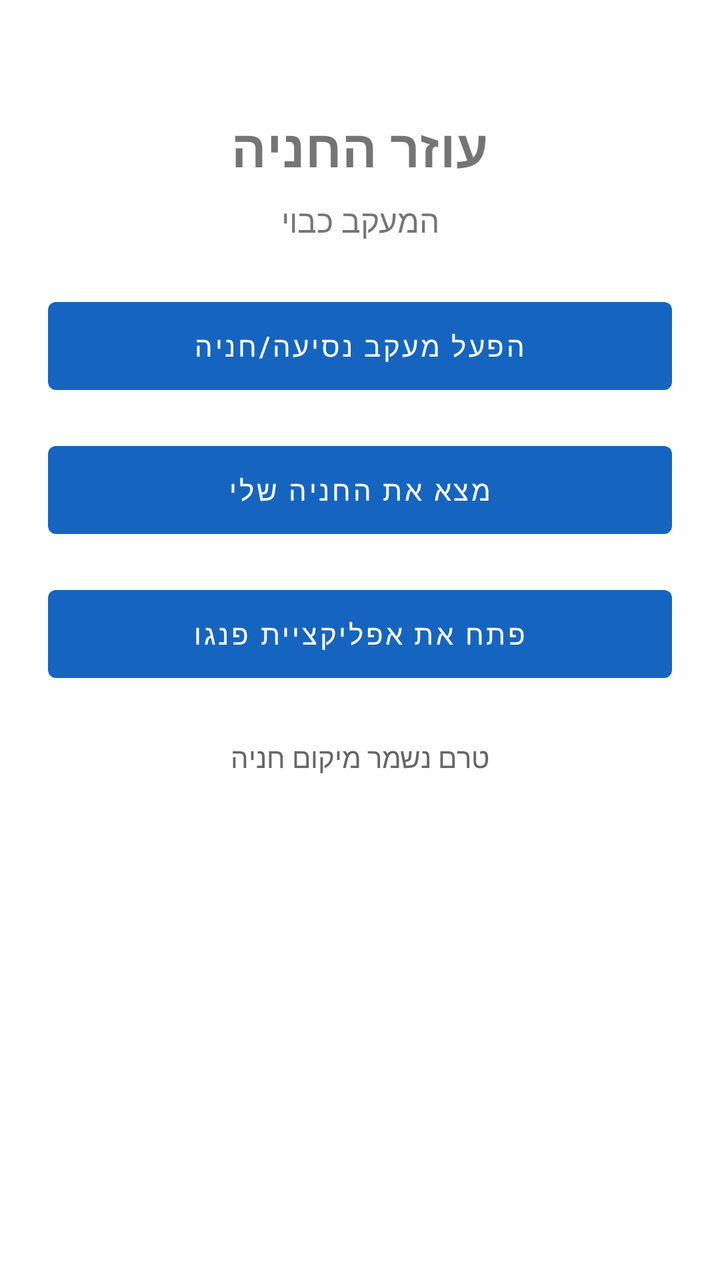
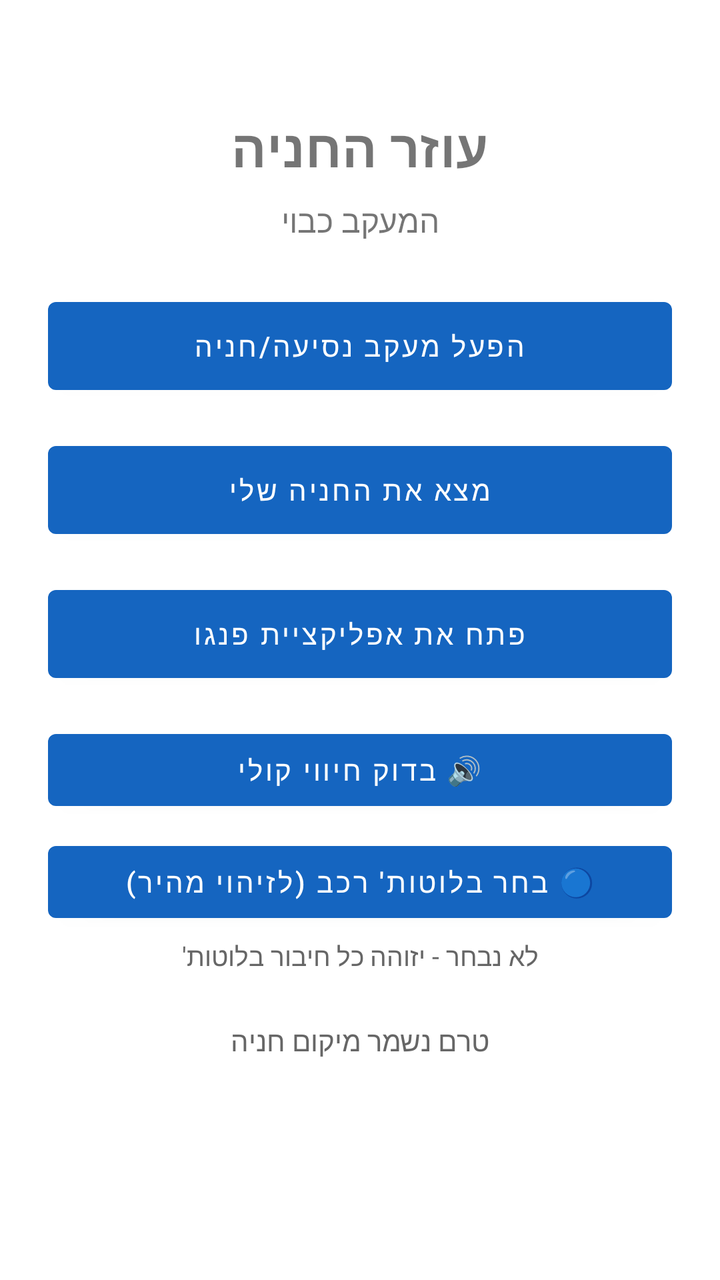

Screens rendered from an Android XML layout before and after an edit, with the pre-edit source and the edit as a unified diff.
<!-- AndroidManifest.xml: application theme Theme.PangoParkingAssistant -->
<!-- res/layout/activity_main.xml -->
<?xml version="1.0" encoding="utf-8"?>
<LinearLayout xmlns:android="http://schemas.android.com/apk/res/android"
    android:layout_width="match_parent"
    android:layout_height="match_parent"
    android:orientation="vertical"
    android:padding="24dp"
    android:gravity="center_horizontal">

    <TextView
        android:layout_width="wrap_content"
        android:layout_height="wrap_content"
        android:layout_marginTop="32dp"
        android:layout_marginBottom="8dp"
        android:text="עוזר החניה"
        android:textSize="26sp"
        android:textStyle="bold" />

    <TextView
        android:id="@+id/statusText"
        android:layout_width="match_parent"
        android:layout_height="wrap_content"
        android:layout_marginBottom="24dp"
        android:gravity="center"
        android:textSize="16sp"
        android:text="המעקב כבוי" />

    <Button
        android:id="@+id/toggleMonitoringButton"
        android:layout_width="match_parent"
        android:layout_height="56dp"
        android:layout_marginBottom="16dp"
        android:text="הפעל מעקב נסיעה/חניה" />

    <Button
        android:id="@+id/findParkingButton"
        android:layout_width="match_parent"
        android:layout_height="56dp"
        android:layout_marginBottom="16dp"
        android:text="מצא את החניה שלי" />

    <Button
        android:id="@+id/openPangoButton"
        android:layout_width="match_parent"
        android:layout_height="56dp"
        android:layout_marginBottom="24dp"
        android:text="פתח את אפליקציית פנגו" />

    <TextView
        android:id="@+id/parkingInfoText"
        android:layout_width="match_parent"
        android:layout_height="wrap_content"
        android:gravity="center"
        android:textSize="14sp"
        android:textColor="#666666"
        android:text="טרם נשמר מיקום חניה" />

</LinearLayout>
<!-- resources referenced by this layout -->
<resources>
  <style name="Theme.PangoParkingAssistant" parent="Theme.MaterialComponents.DayNight.NoActionBar">
          <item name="colorPrimary">#1565C0</item>
          <item name="colorPrimaryDark">#0D47A1</item>
          <item name="colorAccent">#FFA000</item>
      </style>
</resources>

<!-- the commit's change to res/layout/activity_main.xml (unified diff, before → after) -->
@@ -42,8 +42,32 @@
         android:id="@+id/openPangoButton"
         android:layout_width="match_parent"
         android:layout_height="56dp"
+        android:layout_marginBottom="16dp"
+        android:text="פתח את אפליקציית פנגו" />
+
+    <Button
+        android:id="@+id/testVoiceButton"
+        android:layout_width="match_parent"
+        android:layout_height="48dp"
+        android:layout_marginBottom="8dp"
+        android:text="🔊 בדוק חיווי קולי" />
+
+    <Button
+        android:id="@+id/carBluetoothButton"
+        android:layout_width="match_parent"
+        android:layout_height="48dp"
+        android:layout_marginBottom="4dp"
+        android:text="🔵 בחר בלוטות' רכב (לזיהוי מהיר)" />
+
+    <TextView
+        android:id="@+id/carBluetoothInfoText"
+        android:layout_width="match_parent"
+        android:layout_height="wrap_content"
         android:layout_marginBottom="24dp"
-        android:text="פתח את אפליקציית פנגו" />
+        android:gravity="center"
+        android:textSize="13sp"
+        android:textColor="#666666"
+        android:text="לא נבחר - יזוהה כל חיבור בלוטות'" />
 
     <TextView
         android:id="@+id/parkingInfoText"
